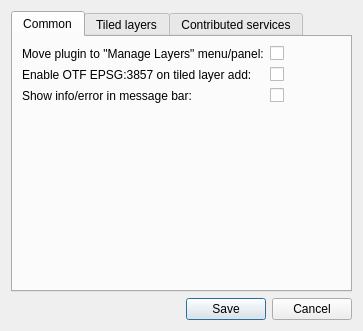
Above: src/settings_dialog_base.ui from nextgis/quickmapservices before the change. Below: the same form after it.
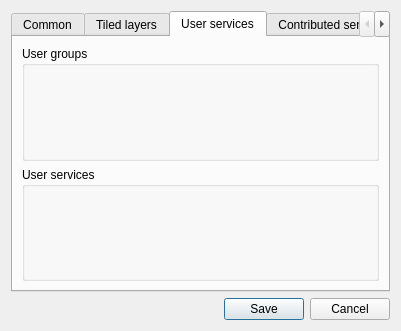
That is the form after the change. The open tabs and pages were chosen to show the change. Custom widgets are drawn as their Qt base class.

Commit message: User services and groups editors

The edit to the form file:
```diff
--- a/src/settings_dialog_base.ui
+++ b/src/settings_dialog_base.ui
@@ -6,7 +6,7 @@
    <rect>
     <x>0</x>
     <y>0</y>
-    <width>363</width>
+    <width>401</width>
     <height>331</height>
    </rect>
   </property>
@@ -178,6 +178,28 @@
       <zorder>formLayout</zorder>
       <zorder>label_10</zorder>
      </widget>
+     <widget class="QWidget" name="tab">
+      <attribute name="title">
+       <string>User services</string>
+      </attribute>
+      <layout class="QVBoxLayout" name="verticalLayout_4">
+       <item>
+        <widget class="UserGroupsBox" name="groupBox">
+         <property name="title">
+          <string>User groups</string>
+         </property>
+        </widget>
+       </item>
+       <item>
+        <widget class="UserServicesBox" name="groupBox_2">
+         <property name="title">
+          <string>User services</string>
+         </property>
+         <zorder>groupBox</zorder>
+        </widget>
+       </item>
+      </layout>
+     </widget>
      <widget class="QWidget" name="tabExtraServices">
       <property name="enabled">
        <bool>true</bool>
@@ -319,6 +341,20 @@
    </item>
   </layout>
  </widget>
+ <customwidgets>
+  <customwidget>
+   <class>UserGroupsBox</class>
+   <extends>QGroupBox</extends>
+   <header>quick_map_services.user_groups_box</header>
+   <container>1</container>
+  </customwidget>
+  <customwidget>
+   <class>UserServicesBox</class>
+   <extends>QGroupBox</extends>
+   <header>quick_map_services.user_services_box</header>
+   <container>1</container>
+  </customwidget>
+ </customwidgets>
  <resources/>
  <connections>
   <connection>
```
Left out of the diff: 2 changed lines with no effect on the pictures. The commit also changes 26 other files.
